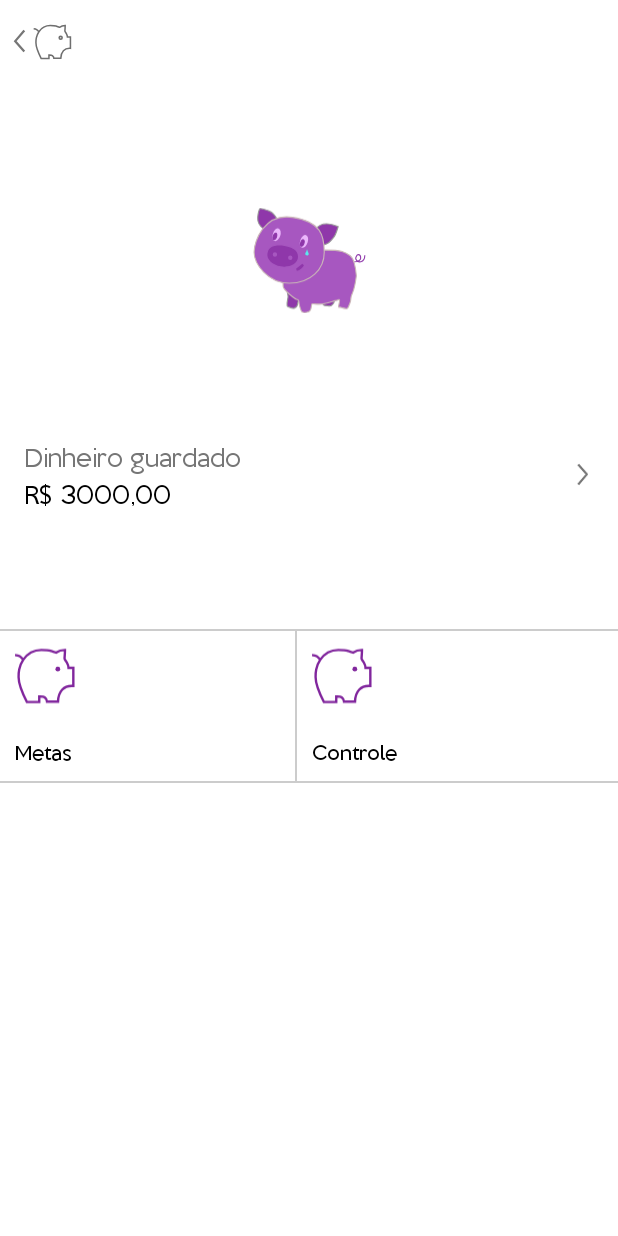
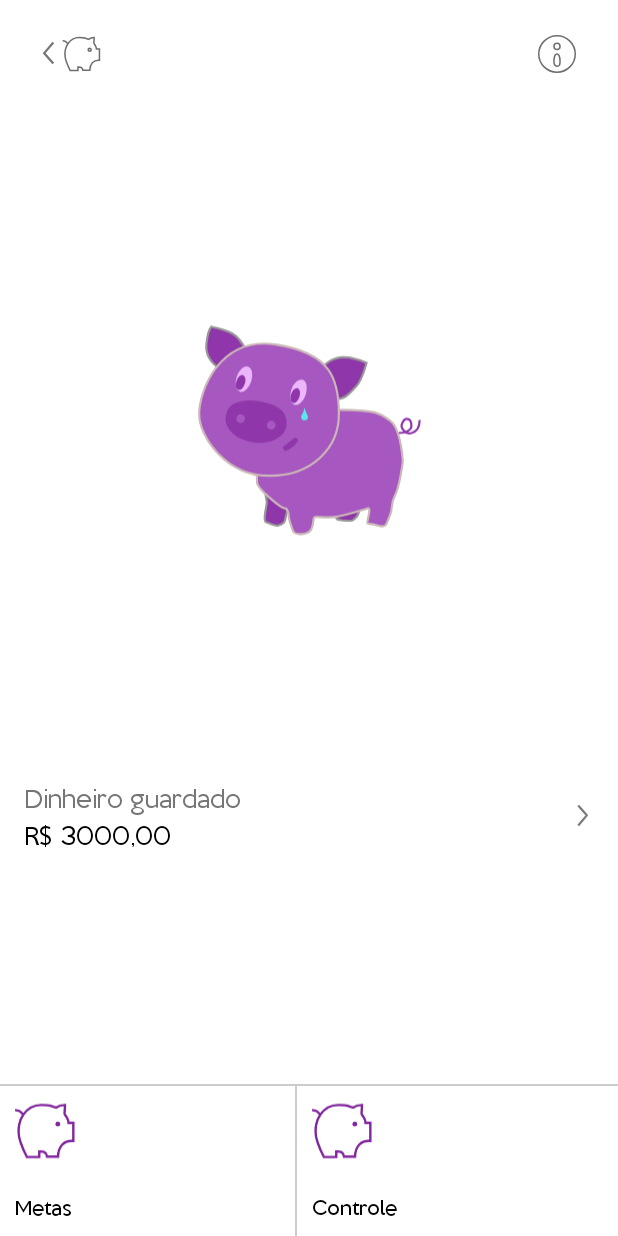
Before and after one commit to aloysiogl/nupanca, an Android app: the screen it shows after launch (MainActivity), on a phone screen of 412 x 824 dp. Run offline under Robolectric (Android 15) with nearby library versions, the phone set to English and light mode, and no system bars.

Commit message:
Fixing anims, changing layout

```diff
--- a/app/src/main/java/com/nupanca/MainActivity.kt
+++ b/app/src/main/java/com/nupanca/MainActivity.kt
@@ -13,18 +13,5 @@
     override fun onCreate(savedInstanceState: Bundle?) {
         super.onCreate(savedInstanceState)
         setContentView(R.layout.activity_main)
-        setSupportActionBar(toolbar)
-        supportActionBar?.setDisplayShowTitleEnabled(false)
-
-//        toolbar.setNavigationOnClickListener { view ->
-//            Snackbar.make(view, "Replace with this", Snackbar.LENGTH_LONG)
-//                .setAction("Action", null).show()
-//        }
-    }
-
-    override fun onCreateOptionsMenu(menu: Menu): Boolean {
-        // Inflate the menu; this adds items to the action bar if it is present.
-//        menuInflater.inflate(R.menu.menu_main, menu)
-        return true
     }
 }
--- a/app/src/main/res/anim/slide_in_down.xml
+++ b/app/src/main/res/anim/slide_in_down.xml
@@ -1,7 +1,7 @@
 <?xml version="1.0" encoding="utf-8"?>
 <set xmlns:android="http://schemas.android.com/apk/res/android">
-    <translate android:fromYDelta="-50%p" android:toYDelta="50%p"
+    <translate android:fromYDelta="-50%p" android:toYDelta="0"
         android:duration="@android:integer/config_mediumAnimTime"/>
-    <alpha android:fromAlpha="1.0" android:toAlpha="0.0"
+    <alpha android:fromAlpha="0.0" android:toAlpha="1.0"
         android:duration="@android:integer/config_mediumAnimTime" />
 </set>
--- a/app/src/main/res/anim/slide_in_up.xml
+++ b/app/src/main/res/anim/slide_in_up.xml
@@ -1,6 +1,6 @@
 <?xml version="1.0" encoding="utf-8"?>
 <set xmlns:android="http://schemas.android.com/apk/res/android">
-    <translate android:fromYDelta="0" android:toYDelta="50%p"
+    <translate android:fromYDelta="50%p" android:toYDelta="0"
         android:duration="@android:integer/config_mediumAnimTime"/>
     <alpha android:fromAlpha="0.0" android:toAlpha="1.0"
         android:duration="@android:integer/config_mediumAnimTime" />
--- a/app/src/main/res/layout/activity_main.xml
+++ b/app/src/main/res/layout/activity_main.xml
@@ -6,26 +6,6 @@
     android:layout_height="match_parent"
     tools:context=".MainActivity">
 
-    <com.google.android.material.appbar.AppBarLayout
-        android:id="@+id/appBarLayout2"
-        android:layout_width="match_parent"
-        android:layout_height="wrap_content"
-        android:elevation="0dp"
-        android:theme="@style/AppTheme.AppBarOverlay"
-        app:elevation="0dp">
-
-        <androidx.appcompat.widget.Toolbar
-            android:id="@+id/toolbar"
-            android:layout_width="match_parent"
-            android:layout_height="?attr/actionBarSize"
-            android:background="@android:color/white"
-            android:elevation="0dp"
-            android:fitsSystemWindows="true"
-            app:navigationIcon="@drawable/ic_arrowleftpig"
-            app:popupTheme="@style/AppTheme.PopupOverlay" />
-
-    </com.google.android.material.appbar.AppBarLayout>
-
     <include
         layout="@layout/content_main"
         android:fitsSystemWindows="true" />
--- a/app/src/main/res/layout/fragment_main.xml
+++ b/app/src/main/res/layout/fragment_main.xml
@@ -6,28 +6,59 @@
     android:layout_height="match_parent"
     tools:context=".MainFragment">
 
+    <LinearLayout
+        android:id="@+id/linearLayout"
+        android:layout_width="0dp"
+        android:layout_height="@dimen/main_toolbar_height"
+        android:layout_marginStart="@dimen/main_horizontal_margin"
+        android:layout_marginTop="@dimen/main_top_margin"
+        android:layout_marginEnd="@dimen/main_horizontal_margin"
+        android:orientation="horizontal"
+        app:layout_constraintEnd_toEndOf="parent"
+        app:layout_constraintStart_toStartOf="parent"
+        app:layout_constraintTop_toTopOf="parent">
+
+        <ImageButton
+            android:id="@+id/button_pig_back"
+            android:layout_width="wrap_content"
+            android:layout_height="wrap_content"
+            android:backgroundTint="@android:color/white"
+            android:src="@drawable/ic_arrowleftpig" />
+
+        <Space
+            android:layout_width="0dp"
+            android:layout_height="wrap_content"
+            android:layout_weight="1" />
+
+        <ImageButton
+            android:id="@+id/button_info"
+            android:layout_width="wrap_content"
+            android:layout_height="wrap_content"
+            android:backgroundTint="@android:color/white"
+            android:src="@drawable/ic_information" />
+
+    </LinearLayout>
+
     <ImageView
         android:id="@+id/image_pig"
         android:layout_width="@dimen/pig_size"
         android:layout_height="@dimen/pig_size"
         android:layout_marginStart="@dimen/main_horizontal_margin"
-        android:layout_marginTop="@dimen/main_vertical_margin"
         android:layout_marginEnd="@dimen/main_horizontal_margin"
-        android:layout_marginBottom="@dimen/main_vertical_margin"
         android:src="@drawable/ic_bigpig"
         app:layout_constraintBottom_toTopOf="@+id/total_amount_layout"
         app:layout_constraintEnd_toEndOf="parent"
         app:layout_constraintStart_toStartOf="parent"
-        app:layout_constraintTop_toTopOf="parent" />
+        app:layout_constraintTop_toBottomOf="@+id/linearLayout" />
 
     <androidx.constraintlayout.widget.ConstraintLayout
         android:id="@+id/total_amount_layout"
         android:layout_width="0dp"
         android:layout_height="wrap_content"
-        android:layout_marginTop="@dimen/main_vertical_margin"
         android:clickable="true"
         android:focusable="true"
         android:foreground="?attr/selectableItemBackground"
+        app:layout_constraintBottom_toTopOf="@+id/options_layout"
         app:layout_constraintEnd_toEndOf="parent"
         app:layout_constraintStart_toStartOf="parent"
         app:layout_constraintTop_toBottomOf="@id/image_pig">
@@ -87,13 +118,12 @@
         android:id="@+id/options_layout"
         android:layout_width="0dp"
         android:layout_height="@dimen/options_height"
-        android:layout_marginTop="@dimen/main_vertical_margin"
         android:clipToPadding="false"
         android:orientation="horizontal"
+        app:layout_constraintBottom_toBottomOf="parent"
         app:layout_constraintEnd_toEndOf="parent"
         app:layout_constraintHorizontal_bias="1.0"
-        app:layout_constraintStart_toStartOf="parent"
-        app:layout_constraintTop_toBottomOf="@id/total_amount_layout">
+        app:layout_constraintStart_toStartOf="parent">
 
         <LinearLayout
             android:id="@+id/goals_layout"
@@ -183,4 +213,29 @@
         app:layout_constraintStart_toStartOf="parent"
         app:layout_constraintTop_toBottomOf="@+id/options_layout" />
 
+    <Space
+        android:layout_width="wrap_content"
+        android:layout_height="wrap_content"
+        android:layout_marginTop="4dp"
+        app:layout_constraintBottom_toTopOf="@+id/options_layout"
+        app:layout_constraintEnd_toEndOf="parent"
+        app:layout_constraintStart_toStartOf="parent"
+        app:layout_constraintTop_toBottomOf="@+id/total_amount_layout" />
+
+    <Space
+        android:layout_width="wrap_content"
+        android:layout_height="wrap_content"
+        app:layout_constraintBottom_toTopOf="@+id/total_amount_layout"
+        app:layout_constraintEnd_toEndOf="parent"
+        app:layout_constraintStart_toStartOf="parent"
+        app:layout_constraintTop_toBottomOf="@+id/image_pig" />
+
+    <Space
+        android:layout_width="wrap_content"
+        android:layout_height="wrap_content"
+        app:layout_constraintBottom_toTopOf="@+id/image_pig"
+        app:layout_constraintEnd_toEndOf="parent"
+        app:layout_constraintStart_toStartOf="parent"
+        app:layout_constraintTop_toBottomOf="@+id/linearLayout" />
+
 </androidx.constraintlayout.widget.ConstraintLayout>
--- a/app/src/main/res/values/dimens.xml
+++ b/app/src/main/res/values/dimens.xml
@@ -1,7 +1,9 @@
 <resources>
     <dimen name="main_horizontal_margin">16dp</dimen>
     <dimen name="main_vertical_margin">80dp</dimen>
-    <dimen name="pig_size">75dp</dimen>
+    <dimen name="main_toolbar_height">40dp</dimen>
+    <dimen name="main_top_margin">16dp</dimen>
+    <dimen name="pig_size">150dp</dimen>
     <dimen name="total_amount_label_font_size">15sp</dimen>
     <dimen name="total_amount_font_size">15sp</dimen>
     <dimen name="total_amount_arrow_size">15dp</dimen>
```
